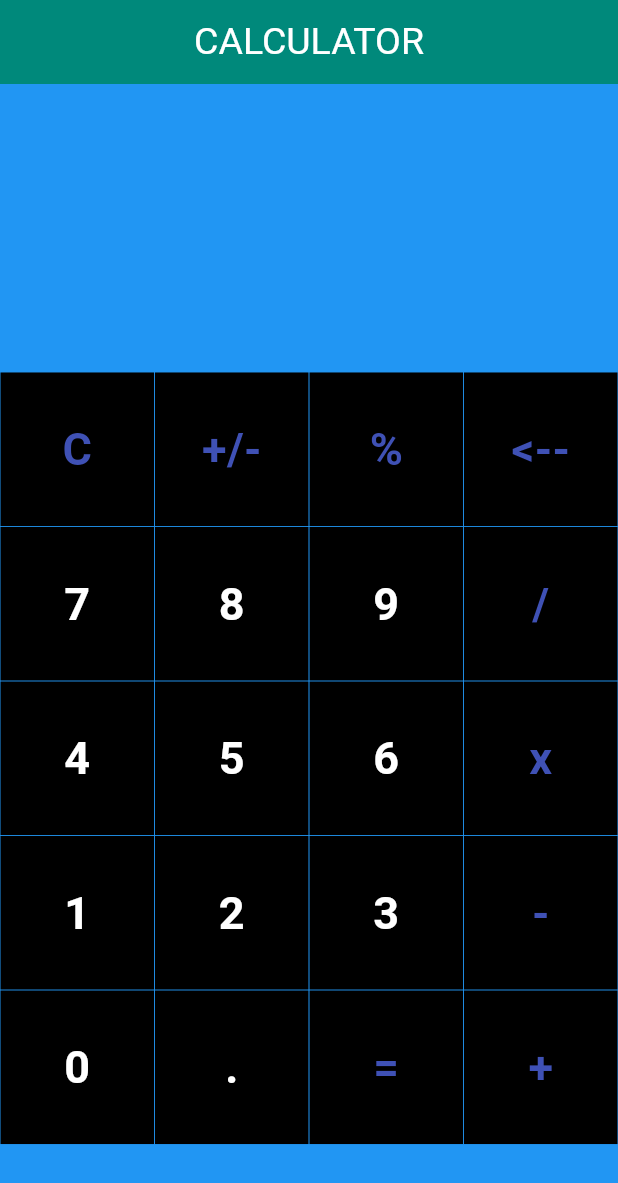
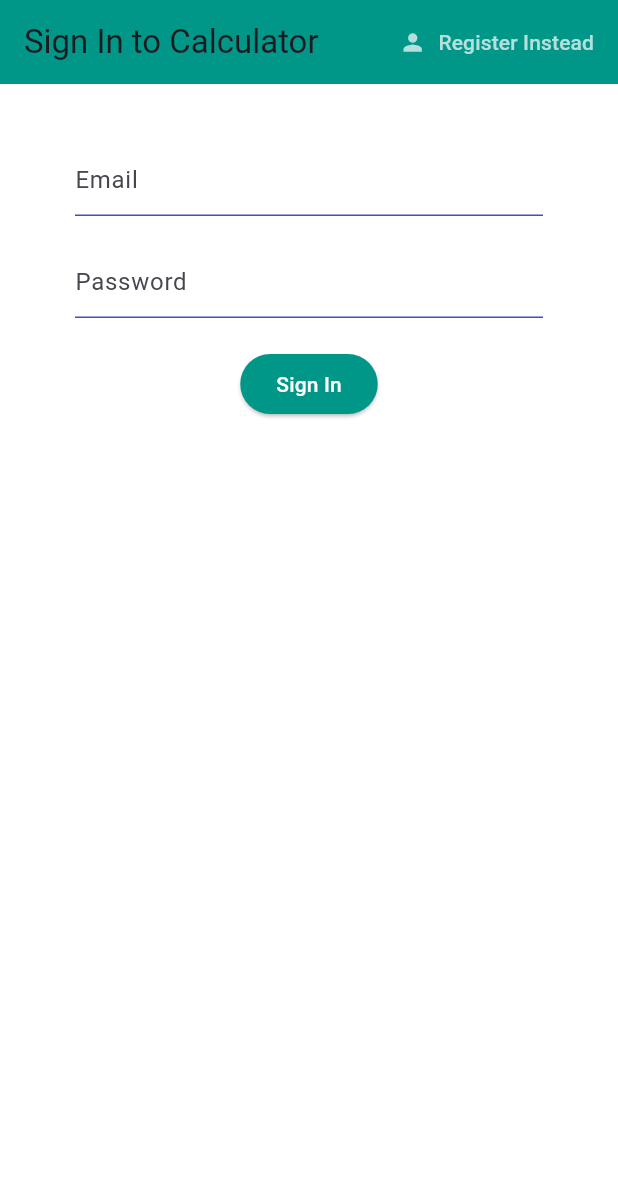
Before and after one commit to vedant3003/Calc_Module1, a Flutter app: the screen it shows after launch, on a phone screen of 412 x 824 dp. Shown: the top 1183 px of the screen. Run offline on Flutter 3.47's test engine with Material 3 defaults, Android fonts, the phone set to English and light mode, and no system bars; our stand-ins replace firebase_auth, firebase_core, math_expressions; accounts and stored records are empty.

Commit message:
git conf

```diff
--- a/lib/main.dart
+++ b/lib/main.dart
@@ -1,181 +1,28 @@
+import 'package:firebase_core/firebase_core.dart';
 import 'package:flutter/material.dart';
+import 'package:my_app/screens/wrapper.dart';
+import 'package:my_app/services/auth.dart';
 import 'buttons.dart';
 import 'package:math_expressions/math_expressions.dart';
+import 'package:provider/provider.dart';
+import 'package:my_app/models/user.dart';
 
-void main() {
+void main() async {
+  WidgetsFlutterBinding.ensureInitialized();
+  await Firebase.initializeApp();
   runApp(Calci());
 }
 
 class Calci extends StatelessWidget {
   @override
   Widget build(BuildContext context) {
-    return MaterialApp(
-      debugShowCheckedModeBanner: false,
-      home: HomePage(),
+    return StreamProvider<Userr?>.value(
+      value: AuthService().user,
+      initialData: null,
+      child: MaterialApp(
+        debugShowCheckedModeBanner: false,
+        home: Wrapper(),
+      ),
     ); // MaterialApp
   }
 }
-
-class HomePage extends StatefulWidget {
-  @override
-  HomeState createState() => HomeState();
-}
-
-class HomeState extends State<HomePage> {
-  List<String> buttons = ['C', '+/-', '%', '<--', '7', '8', '9', '/', '4', '5', '6', 'x', '1', '2', '3', '-', '0', '.', '=','+',];
-  var n = '';
-  var ans = '';
-  @override
-  Widget build(BuildContext context) {
-    return Scaffold(
-      appBar: AppBar(
-        title: Text('CALCULATOR', style: TextStyle(color: Colors.white, fontSize: 25),),
-        centerTitle: true,
-        backgroundColor: Colors.teal[600],
-      ),
-      backgroundColor: Colors.blue,
-      body:
-      Column(
-          children: <Widget>[
-      Expanded(
-      child: Container(
-          child: Column(
-          mainAxisAlignment: MainAxisAlignment.spaceEvenly,
-          children: <Widget>[
-            Container(
-              padding: EdgeInsets.all(18),
-              alignment: Alignment.centerRight,
-              child: Text(
-                n,
-                style: TextStyle(fontSize: 25, color: Colors.white),
-              ),
-            ),
-            Container(
-              padding: EdgeInsets.all(7),
-              alignment: Alignment.centerRight,
-              child: Text(
-                ans,
-                style: TextStyle(
-                    fontSize: 40,
-                    color: Colors.white,
-                    fontWeight: FontWeight.bold),
-              ),
-            )
-          ]),
-    ),
-    ),
-            Expanded(
-              flex: 3,
-              child: Container(
-                child: GridView.builder(
-                    itemCount: buttons.length,
-                    gridDelegate: SliverGridDelegateWithFixedCrossAxisCount(
-                        crossAxisCount: 4),
-                    itemBuilder: (BuildContext context, int index) {
-
-                      if (index == 0) {
-                        return currButton(
-                          buttontapped: () {
-                            setState(() {
-                              n = '';
-                              ans = '0';
-                            });
-                          },
-                          buttonText: buttons[index],
-                          color: Colors.black,
-                          textColor: Colors.indigo,
-                        );
-                      }
-
-
-                      else if (index == 1) {
-                        return currButton(
-                          buttontapped: () {
-                            setState(() {
-                              n='-'+'('+n+')';
-                            });
-                          },
-                          buttonText: '+/-',
-                          color: Colors.black,
-                          textColor: Colors.indigo,
-                        );
-                      }
-
-                      else if (index == 2) {
-                        return currButton(
-                          buttontapped: () {
-                            setState(() {
-                              n += buttons[index];
-                            });
-                          },
-                          buttonText: buttons[index],
-                          color: Colors.black,
-                          textColor: Colors.indigo,
-                        );
-                      }
-
-                      else if (index == 3) {
-                        return currButton(
-                          buttontapped: () {
-                            setState(() {
-                              n =
-                                  n.substring(0, n.length - 1);
-                            });
-                          },
-                          buttonText: buttons[index],
-                          color: Colors.black,
-                          textColor: Colors.indigo,
-                        );
-                      }
-
-                      else if (index == 18) {
-                        return currButton(
-                          buttontapped: () {
-                            setState(() {
-                              result();
-                            });
-                          },
-                          buttonText: buttons[index],
-                          color: Colors.black,
-                          textColor: Colors.indigo,
-                        );
-                      }
-
-
-                      else {
-                        return currButton(
-                          buttontapped: () {
-                            setState(() {
-                              n += buttons[index];
-                            });
-                          },
-                          buttonText: buttons[index],
-                          color: Colors.black,
-                          textColor: OpCheck(buttons[index]) ? Colors.indigo : Colors.white,
-                        );
-                      }
-                    }), // GridView.builder
-              ),
-            ),
-          ],
-      )
-    );
-  }
-  bool OpCheck(String x) {
-    if (x == '/' || x == 'x' || x == '-' || x == '+' || x == '=') {
-      return true;
-    }
-    return false;
-  }
-
-
-  void result() {
-    String inp = n;
-    Parser p = Parser();
-    inp = n.replaceAll('x', '*');
-    Expression exp = p.parse(inp);
-    ContextModel cm = ContextModel();
-    double eval = exp.evaluate(EvaluationType.REAL, cm);
-    ans = eval.toString();
-  }
-}
--- /dev/null
+++ b/lib/models/user.dart
@@ -0,0 +1,4 @@
+class Userr{
+  final String uid;
+  Userr({ required this.uid });
+}
--- /dev/null
+++ b/lib/screens/authenticate/authenticate.dart
@@ -0,0 +1,23 @@
+import 'package:flutter/material.dart';
+import 'package:my_app/screens/authenticate/sign_in.dart';
+import 'package:my_app/screens/authenticate/register.dart';
+class Authenticate extends StatefulWidget {
+  @override
+  State<Authenticate> createState() => _AuthenticateState();
+}
+
+class _AuthenticateState extends State<Authenticate> {
+
+  bool showSignIn=true;
+  void toggleView(){
+    setState(() => showSignIn=!showSignIn);
+  }
+  @override
+  Widget build(BuildContext context) {
+    if(showSignIn){
+      return SignIn(toggleView: toggleView);
+    } else {
+      return Register(toggleView: toggleView);
+    }
+  }
+}
--- /dev/null
+++ b/lib/screens/authenticate/sign_in.dart
@@ -0,0 +1,122 @@
+import 'package:firebase_auth/firebase_auth.dart';
+import 'package:firebase_core/firebase_core.dart';
+import 'package:flutter/material.dart';
+import 'package:my_app/services/auth.dart';
+
+class SignIn extends StatefulWidget {
+  final Function toggleView;
+  const SignIn({super.key, required this.toggleView});
+
+  @override
+  State<SignIn> createState() => _SignInState();
+}
+
+class _SignInState extends State<SignIn> {
+
+  final AuthService _auth = AuthService();
+  final _formKey=GlobalKey<FormState>();
+
+  String email='';
+  String password='';
+  String error='';
+
+  @override
+  Widget build(BuildContext context) {
+    return Scaffold(
+      backgroundColor: Colors.white70,
+      appBar: AppBar(
+        backgroundColor: Colors.teal,
+        elevation: 0.0,
+        title: Text('Sign In to Calculator'),
+        actions: <Widget>[
+          TextButton.icon(
+            icon:Icon(Icons.person, color:Colors.white70),
+            label: Text('Register Instead', style: TextStyle(color:Colors.white70)),
+            onPressed: () async {
+              widget.toggleView();
+
+            },
+          ),
+        ],
+      ),
+      body: Container(
+        padding: const EdgeInsets.symmetric(vertical: 20.0, horizontal: 50.0),
+        child: Form(
+            key: _formKey,
+          child: Column(
+            children: <Widget>[
+              const SizedBox(height: 20.0),
+              TextFormField(
+                validator: (val) => val!.isEmpty?'Email field cannot be empty':null,
+                cursorColor: Colors.black87,
+                  decoration: const InputDecoration(
+                    hintText: 'Email',
+                    enabledBorder: UnderlineInputBorder(
+                      borderSide: BorderSide(color: Colors.indigo),
+                    ),
+                    focusedBorder: UnderlineInputBorder(
+                      borderSide: BorderSide(color: Colors.black87),
+                    ),
+                    border: UnderlineInputBorder(
+                      borderSide: BorderSide(color: Colors.black87),
+                    ),
+                  ),
+                onChanged: (val){
+                  setState(() => email=val);
+
+                },
+              ),
+              const SizedBox(height:20.0),
+              TextFormField(
+                validator: (val) => val!.length<6?'Password must be atleast 6 characters long':null,
+                decoration: const InputDecoration(
+                  hintText: 'Password',
+                  enabledBorder: UnderlineInputBorder(
+                    borderSide: BorderSide(color: Colors.indigo),
+                  ),
+                  focusedBorder: UnderlineInputBorder(
+                    borderSide: BorderSide(color: Colors.black87),
+                  ),
+                  border: UnderlineInputBorder(
+                    borderSide: BorderSide(color: Colors.black87),
+                  ),
+                ),
+                cursorColor: Colors.black87,
+                obscureText: true,
+                onChanged: (val){
+                  setState(() => password=val);
+
+                },
+              ),
+              SizedBox(height:20),
+              ElevatedButton(
+                  style: ElevatedButton.styleFrom(
+                    backgroundColor: Colors.teal,
+                  ),
+                child: const Text(
+                  'Sign In',
+                  style: TextStyle(color:Colors.white)
+                ),
+                onPressed: () async{
+                  if(_formKey.currentState!.validate()){
+                    dynamic result=await _auth.signInWithEmailAndPassword(email, password);
+
+                     if(result==null){
+                     setState(() => error='There was an error signing in with these credentials!');
+                    }
+                  }
+                },
+              ),
+              SizedBox(height:12.0),
+              Text(
+                error,
+                style: TextStyle(color:Colors.red, fontSize: 14.0),
+              ),
+            ]
+          )
+        )
+
+      )
+    );
+  }
+}
--- /dev/null
+++ b/lib/screens/wrapper.dart
@@ -0,0 +1,22 @@
+import 'package:flutter/material.dart';
+import 'package:my_app/screens/authenticate/authenticate.dart';
+import 'package:my_app/screens/home/home.dart';
+import 'package:provider/provider.dart';
+import 'package:my_app/models/user.dart';
+
+
+class Wrapper extends StatelessWidget {
+  @override
+  Widget build(BuildContext context) {
+    final user= Provider.of<Userr?>(context);
+
+
+    //return either home or authenticate widget
+    if(user==null){
+      return Authenticate();
+    } else {
+      return HomePage();
+    }
+
+  }
+}
```
Also changed, not shown: lib/screens/authenticate/register.dart (added, +121 -0 lines), lib/screens/home/home.dart (added, +180 -0 lines), lib/services/auth.dart (added, +68 -0 lines), pubspec.yaml (+7 -1 lines), pubspec.lock, 9 other files.
